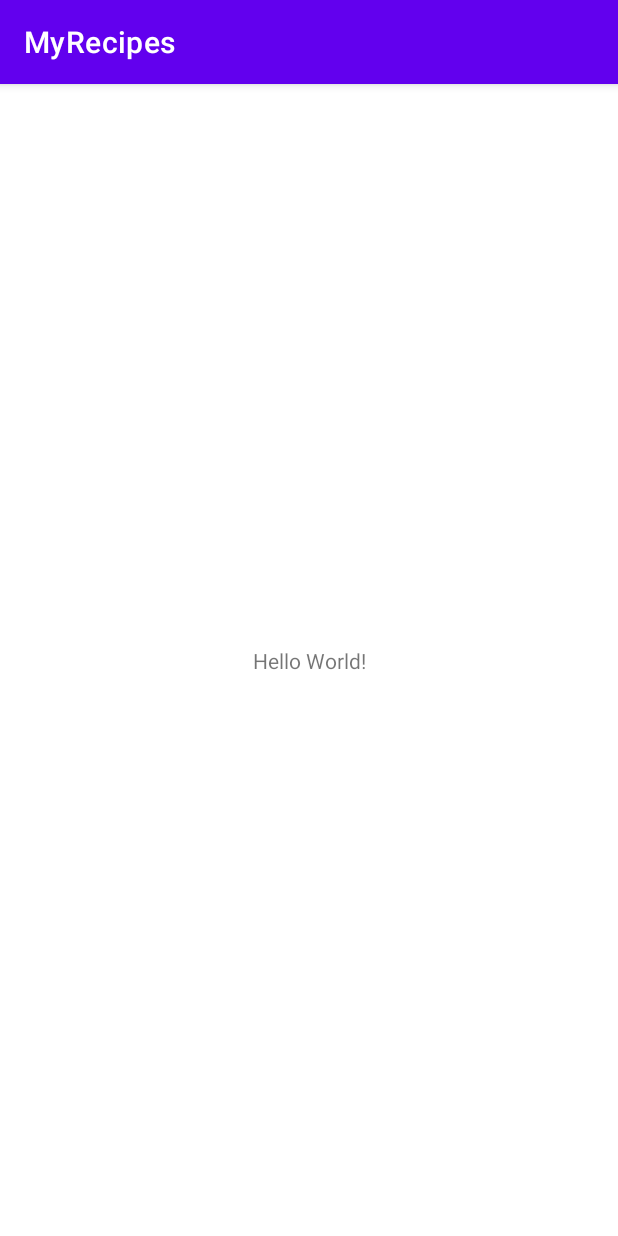
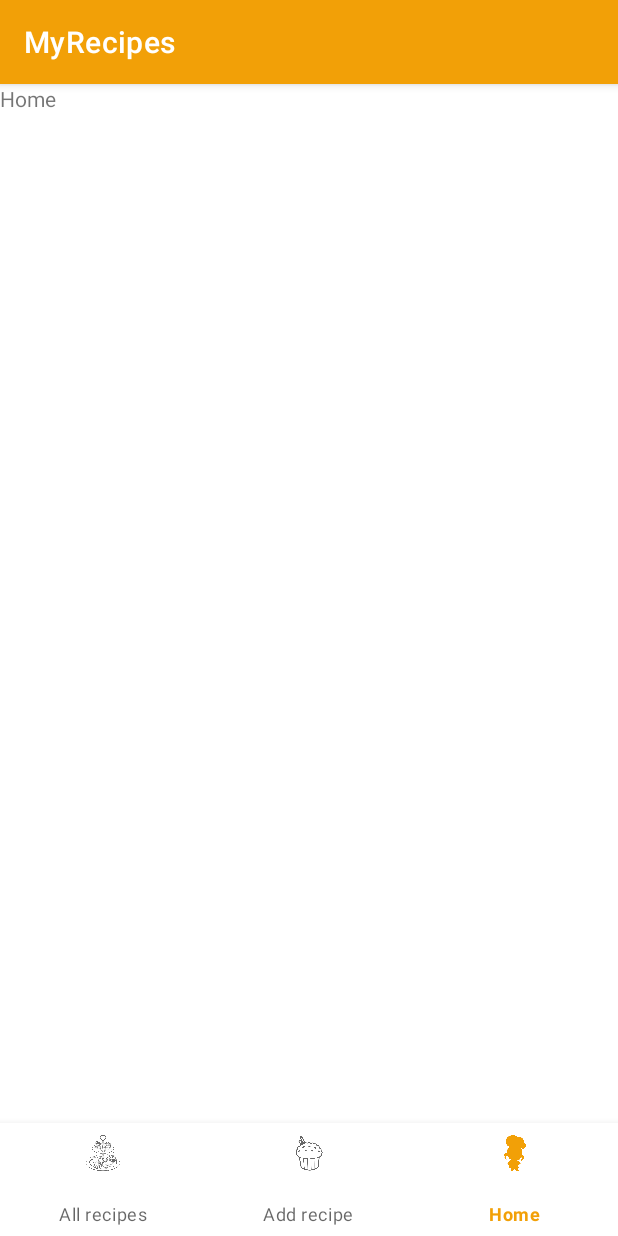
Before and after one commit to Oana-Ivan/MyRecipes, an Android app: the screen it shows after launch (MainActivity), on a phone screen of 412 x 824 dp. Run offline under Robolectric (Android 15) with nearby library versions, the phone set to English and light mode, and no system bars.

Commit message:
Added bottom navigation

```diff
--- a/app/src/main/java/ro/unibuc/myrecipes/MainActivity.java
+++ b/app/src/main/java/ro/unibuc/myrecipes/MainActivity.java
@@ -1,14 +1,49 @@
 package ro.unibuc.myrecipes;
 
+import androidx.annotation.NonNull;
 import androidx.appcompat.app.AppCompatActivity;
 
 import android.os.Bundle;
+import android.view.MenuItem;
 
-public class MainActivity extends AppCompatActivity {
+import com.google.android.material.bottomnavigation.BottomNavigationView;
+
+import ro.unibuc.myrecipes.newrecipe.AddNewRecipeFragment;
+import ro.unibuc.myrecipes.recipes.AllRecipesFragment;
+import ro.unibuc.myrecipes.user.UserFragment;
+
+public class MainActivity extends AppCompatActivity implements BottomNavigationView.OnNavigationItemSelectedListener {
+    BottomNavigationView bottomNavigationView;
+    AllRecipesFragment allRecipesFragment = new AllRecipesFragment();
+    AddNewRecipeFragment addNewRecipeFragment = new AddNewRecipeFragment();
+    UserFragment userFragment = new UserFragment();
 
     @Override
     protected void onCreate(Bundle savedInstanceState) {
         super.onCreate(savedInstanceState);
         setContentView(R.layout.activity_main);
+
+        bottomNavigationView = findViewById(R.id.bottomNavigationView);
+
+        bottomNavigationView.setOnNavigationItemSelectedListener(this);
+        bottomNavigationView.setSelectedItemId(R.id.user_home);
+    }
+
+    @Override
+    public boolean onNavigationItemSelected(@NonNull MenuItem item) {
+        switch (item.getItemId()) {
+            case R.id.all_recipes:
+                getSupportFragmentManager().beginTransaction().replace(R.id.container, allRecipesFragment).commit();
+                return true;
+
+            case R.id.add_recipe:
+                getSupportFragmentManager().beginTransaction().replace(R.id.container, addNewRecipeFragment).commit();
+                return true;
+
+            case R.id.user_home:
+                getSupportFragmentManager().beginTransaction().replace(R.id.container, userFragment).commit();
+                return true;
+        }
+        return false;
     }
 }
--- /dev/null
+++ b/app/src/main/java/ro/unibuc/myrecipes/newrecipe/AddNewRecipeFragment.java
@@ -0,0 +1,24 @@
+package ro.unibuc.myrecipes.newrecipe;
+
+import android.os.Bundle;
+
+import androidx.fragment.app.Fragment;
+
+import android.view.LayoutInflater;
+import android.view.View;
+import android.view.ViewGroup;
+
+import ro.unibuc.myrecipes.R;
+
+public class AddNewRecipeFragment extends Fragment {
+
+    public AddNewRecipeFragment() {
+        // Required empty public constructor
+    }
+
+    @Override
+    public View onCreateView(LayoutInflater inflater, ViewGroup container,
+                             Bundle savedInstanceState) {
+        return inflater.inflate(R.layout.fragment_add_new_recipe, container, false);
+    }
+}
--- /dev/null
+++ b/app/src/main/java/ro/unibuc/myrecipes/recipes/AllRecipesFragment.java
@@ -0,0 +1,24 @@
+package ro.unibuc.myrecipes.recipes;
+
+import android.os.Bundle;
+
+import androidx.fragment.app.Fragment;
+
+import android.view.LayoutInflater;
+import android.view.View;
+import android.view.ViewGroup;
+
+import ro.unibuc.myrecipes.R;
+
+public class AllRecipesFragment extends Fragment {
+
+    public AllRecipesFragment() {
+        // Required empty public constructor
+    }
+
+    @Override
+    public View onCreateView(LayoutInflater inflater, ViewGroup container,
+                             Bundle savedInstanceState) {
+        return inflater.inflate(R.layout.fragment_all_recipes, container, false);
+    }
+}
--- /dev/null
+++ b/app/src/main/java/ro/unibuc/myrecipes/user/UserFragment.java
@@ -0,0 +1,23 @@
+package ro.unibuc.myrecipes.user;
+
+import android.os.Bundle;
+import android.view.LayoutInflater;
+import android.view.View;
+import android.view.ViewGroup;
+
+import androidx.fragment.app.Fragment;
+
+import ro.unibuc.myrecipes.R;
+
+public class UserFragment extends Fragment {
+
+    public UserFragment() {
+        // Required empty public constructor
+    }
+
+    @Override
+    public View onCreateView(LayoutInflater inflater, ViewGroup container,
+                             Bundle savedInstanceState) {
+        return inflater.inflate(R.layout.fragment_user, container, false);
+    }
+}
--- a/app/src/main/res/layout/activity_main.xml
+++ b/app/src/main/res/layout/activity_main.xml
@@ -1,18 +1,30 @@
 <?xml version="1.0" encoding="utf-8"?>
-<androidx.constraintlayout.widget.ConstraintLayout xmlns:android="http://schemas.android.com/apk/res/android"
+<androidx.constraintlayout.widget.ConstraintLayout
+    xmlns:android="http://schemas.android.com/apk/res/android"
     xmlns:app="http://schemas.android.com/apk/res-auto"
     xmlns:tools="http://schemas.android.com/tools"
     android:layout_width="match_parent"
     android:layout_height="match_parent"
     tools:context=".MainActivity">
 
-    <TextView
-        android:layout_width="wrap_content"
-        android:layout_height="wrap_content"
-        android:text="Hello World!"
-        app:layout_constraintBottom_toBottomOf="parent"
-        app:layout_constraintLeft_toLeftOf="parent"
-        app:layout_constraintRight_toRightOf="parent"
+    <FrameLayout
+        android:id="@+id/container"
+        android:layout_width="match_parent"
+        android:layout_height="0dp"
+        app:layout_constraintBottom_toTopOf="@+id/bottomNavigationView"
+        app:layout_constraintEnd_toEndOf="parent"
+        app:layout_constraintHorizontal_bias="0.5"
+        app:layout_constraintStart_toStartOf="parent"
         app:layout_constraintTop_toTopOf="parent" />
 
+    <com.google.android.material.bottomnavigation.BottomNavigationView
+        android:id="@+id/bottomNavigationView"
+        android:layout_width="match_parent"
+        android:layout_height="75dp"
+        app:layout_constraintBottom_toBottomOf="parent"
+        app:layout_constraintEnd_toEndOf="parent"
+        app:layout_constraintHorizontal_bias="0.5"
+        app:layout_constraintStart_toStartOf="parent"
+        app:menu="@menu/bottom_nav_menu"/>
+
 </androidx.constraintlayout.widget.ConstraintLayout>
--- /dev/null
+++ b/app/src/main/res/layout/fragment_add_new_recipe.xml
@@ -0,0 +1,14 @@
+<?xml version="1.0" encoding="utf-8"?>
+<FrameLayout xmlns:android="http://schemas.android.com/apk/res/android"
+    xmlns:tools="http://schemas.android.com/tools"
+    android:layout_width="match_parent"
+    android:layout_height="match_parent"
+    tools:context=".newrecipe.AddNewRecipeFragment">
+
+    <!-- TODO: Update blank fragment layout -->
+    <TextView
+        android:layout_width="match_parent"
+        android:layout_height="match_parent"
+        android:text="@string/hello_blank_fragment" />
+
+</FrameLayout>
--- /dev/null
+++ b/app/src/main/res/layout/fragment_all_recipes.xml
@@ -0,0 +1,14 @@
+<?xml version="1.0" encoding="utf-8"?>
+<FrameLayout xmlns:android="http://schemas.android.com/apk/res/android"
+    xmlns:tools="http://schemas.android.com/tools"
+    android:layout_width="match_parent"
+    android:layout_height="match_parent"
+    tools:context=".recipes.AllRecipesFragment">
+
+    <!-- TODO: Update blank fragment layout -->
+    <TextView
+        android:layout_width="match_parent"
+        android:layout_height="match_parent"
+        android:text="@string/all_recipes" />
+
+</FrameLayout>
--- /dev/null
+++ b/app/src/main/res/layout/fragment_user.xml
@@ -0,0 +1,14 @@
+<?xml version="1.0" encoding="utf-8"?>
+<FrameLayout xmlns:android="http://schemas.android.com/apk/res/android"
+    xmlns:tools="http://schemas.android.com/tools"
+    android:layout_width="match_parent"
+    android:layout_height="match_parent"
+    tools:context=".user.UserFragment">
+
+    <!-- TODO: Update blank fragment layout -->
+    <TextView
+        android:layout_width="match_parent"
+        android:layout_height="match_parent"
+        android:text="@string/home" />
+
+</FrameLayout>
--- /dev/null
+++ b/app/src/main/res/menu/bottom_nav_menu.xml
@@ -0,0 +1,18 @@
+<?xml version="1.0" encoding="utf-8"?>
+<menu xmlns:android="http://schemas.android.com/apk/res/android">
+    <item
+        android:id="@+id/all_recipes"
+        android:enabled="true"
+        android:title="@string/all_recipes"
+        android:icon="@drawable/all_recipes"/>
+    <item
+        android:id="@+id/add_recipe"
+        android:enabled="true"
+        android:title="@string/add_recipe"
+        android:icon="@drawable/add_recipe"/>
+    <item
+        android:id="@+id/user_home"
+        android:enabled="true"
+        android:title="@string/home"
+        android:icon="@drawable/user_home"/>
+</menu>
--- a/app/src/main/res/values-night/themes.xml
+++ b/app/src/main/res/values-night/themes.xml
@@ -2,15 +2,17 @@
     <!-- Base application theme. -->
     <style name="Theme.MyRecipes" parent="Theme.MaterialComponents.DayNight.DarkActionBar">
         <!-- Primary brand color. -->
-        <item name="colorPrimary">@color/purple_200</item>
-        <item name="colorPrimaryVariant">@color/purple_700</item>
-        <item name="colorOnPrimary">@color/black</item>
+        <item name="colorPrimary">@color/orange</item>
+        <item name="colorPrimaryVariant">@color/cream</item>
+        <item name="colorOnPrimary">@color/white</item>
         <!-- Secondary brand color. -->
-        <item name="colorSecondary">@color/teal_200</item>
-        <item name="colorSecondaryVariant">@color/teal_200</item>
+        <item name="colorSecondary">@color/blue</item>
+        <item name="colorSecondaryVariant">@color/pink</item>
         <item name="colorOnSecondary">@color/black</item>
         <!-- Status bar color. -->
         <item name="android:statusBarColor" tools:targetApi="l">?attr/colorPrimaryVariant</item>
         <!-- Customize your theme here. -->
+        <item name="android:windowActionBar">false</item>
+        <item name="android:windowNoTitle">true</item>
     </style>
 </resources>
--- a/app/src/main/res/values/colors.xml
+++ b/app/src/main/res/values/colors.xml
@@ -1,10 +1,12 @@
 <?xml version="1.0" encoding="utf-8"?>
 <resources>
-    <color name="purple_200">#FFBB86FC</color>
-    <color name="purple_500">#FF6200EE</color>
-    <color name="purple_700">#FF3700B3</color>
-    <color name="teal_200">#FF03DAC5</color>
-    <color name="teal_700">#FF018786</color>
+    <color name="blue">#A0B9D9</color>
+    <color name="cream">#F0F2AC</color>
+    <color name="orange">#F2A007</color>
+    <color name="brown">#592B02</color>
+    <color name="pink">#F2C4B3</color>
     <color name="black">#FF000000</color>
     <color name="white">#FFFFFFFF</color>
+    <color name="black_transparent">#80000000</color>
+    <color name="white_transparent">#80FFFFFF</color>
 </resources>
--- a/app/src/main/res/values/strings.xml
+++ b/app/src/main/res/values/strings.xml
@@ -1,3 +1,8 @@
 <resources>
     <string name="app_name">MyRecipes</string>
+    <string name="add_recipe">Add recipe</string>
+    <string name="all_recipes">All recipes</string>
+    <!-- TODO: Remove or change this placeholder text -->
+    <string name="hello_blank_fragment">Hello blank fragment</string>
+    <string name="home">Home</string>
 </resources>
--- a/app/src/main/res/values/themes.xml
+++ b/app/src/main/res/values/themes.xml
@@ -2,15 +2,17 @@
     <!-- Base application theme. -->
     <style name="Theme.MyRecipes" parent="Theme.MaterialComponents.DayNight.DarkActionBar">
         <!-- Primary brand color. -->
-        <item name="colorPrimary">@color/purple_500</item>
-        <item name="colorPrimaryVariant">@color/purple_700</item>
+        <item name="colorPrimary">@color/orange</item>
+        <item name="colorPrimaryVariant">@color/cream</item>
         <item name="colorOnPrimary">@color/white</item>
         <!-- Secondary brand color. -->
-        <item name="colorSecondary">@color/teal_200</item>
-        <item name="colorSecondaryVariant">@color/teal_700</item>
+        <item name="colorSecondary">@color/blue</item>
+        <item name="colorSecondaryVariant">@color/pink</item>
         <item name="colorOnSecondary">@color/black</item>
         <!-- Status bar color. -->
         <item name="android:statusBarColor" tools:targetApi="l">?attr/colorPrimaryVariant</item>
         <!-- Customize your theme here. -->
+        <item name="android:windowActionBar">false</item>
+        <item name="android:windowNoTitle">true</item>
     </style>
 </resources>
```
Also changed, not shown: app/build.gradle (+6 -2 lines), app/src/main/res/drawable/add_recipe.png (added), app/src/main/res/drawable/all_recipes.png (added), app/src/main/res/drawable/user_home.png (added).
